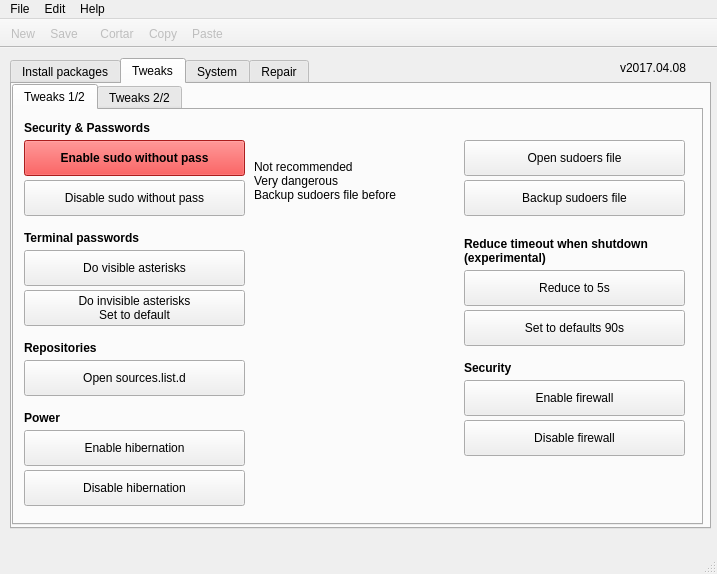
This is mainwindow.ui in adgellida/ubunsys as Qt 5 draws it before an edit. The edited form follows.
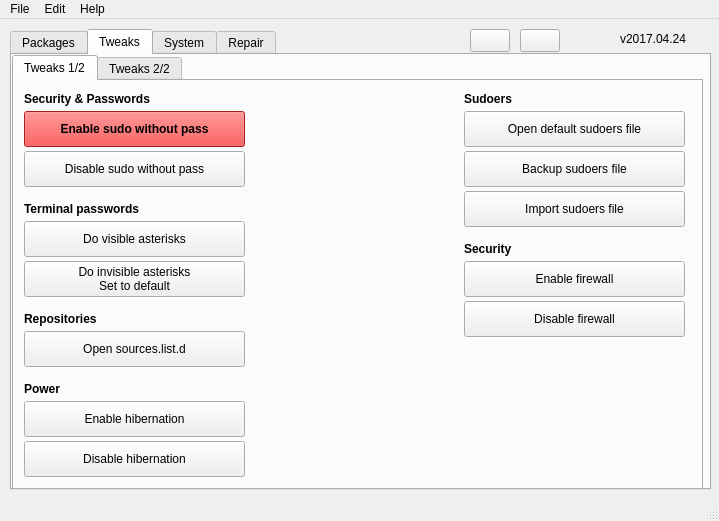
This is the edited form. The open tabs and pages were chosen to show the change. Icons and pictures are not drawn.

The edit to the form file:
```diff
--- a/mainwindow.ui
+++ b/mainwindow.ui
@@ -6,8 +6,8 @@
    <rect>
     <x>0</x>
     <y>0</y>
-    <width>717</width>
-    <height>574</height>
+    <width>719</width>
+    <height>521</height>
    </rect>
   </property>
   <property name="windowTitle">
@@ -27,7 +27,7 @@
       <x>10</x>
       <y>10</y>
       <width>701</width>
-      <height>471</height>
+      <height>461</height>
      </rect>
     </property>
     <property name="currentIndex">
@@ -35,7 +35,7 @@
     </property>
     <widget class="QWidget" name="tab_4">
      <attribute name="title">
-      <string>Install packages</string>
+      <string>Packages</string>
      </attribute>
      <widget class="QPushButton" name="unselectAllButton">
       <property name="geometry">
@@ -2496,27 +2496,6 @@
          <bool>false</bool>
         </property>
        </widget>
-       <widget class="QLabel" name="label_68">
-        <property name="geometry">
-         <rect>
-          <x>240</x>
-          <y>40</y>
-          <width>191</width>
-          <height>61</height>
-         </rect>
-        </property>
-        <property name="font">
-         <font>
-          <weight>50</weight>
-          <bold>false</bold>
-         </font>
-        </property>
-        <property name="text">
-         <string>Not recommended
-Very dangerous
-Backup sudoers file before</string>
-        </property>
-       </widget>
        <widget class="QPushButton" name="enableSudoWithoutPassButton">
         <property name="geometry">
          <rect>
@@ -3027,7 +3006,7 @@
          <string/>
         </property>
         <property name="text">
-         <string>Open sudoers file</string>
+         <string>Open default sudoers file</string>
         </property>
         <property name="iconSize">
          <size>
@@ -3070,87 +3049,11 @@
          <bool>false</bool>
         </property>
        </widget>
-       <widget class="QPushButton" name="reduceTo5sShutdownTimeoutButton">
-        <property name="geometry">
-         <rect>
-          <x>450</x>
-          <y>160</y>
-          <width>221</width>
-          <height>36</height>
-         </rect>
-        </property>
-        <property name="whatsThis">
-         <string/>
-        </property>
-        <property name="text">
-         <string>Reduce to 5s</string>
-        </property>
-        <property name="iconSize">
-         <size>
-          <width>30</width>
-          <height>30</height>
-         </size>
-        </property>
-        <property name="shortcut">
-         <string/>
-        </property>
-        <property name="checkable">
-         <bool>false</bool>
-        </property>
-       </widget>
-       <widget class="QPushButton" name="setToDefaults90sShutdownTimeoutButton">
-        <property name="geometry">
-         <rect>
-          <x>450</x>
-          <y>200</y>
-          <width>221</width>
-          <height>36</height>
-         </rect>
-        </property>
-        <property name="whatsThis">
-         <string/>
-        </property>
-        <property name="text">
-         <string>Set to defaults 90s</string>
-        </property>
-        <property name="iconSize">
-         <size>
-          <width>30</width>
-          <height>30</height>
-         </size>
-        </property>
-        <property name="shortcut">
-         <string/>
-        </property>
-        <property name="checkable">
-         <bool>false</bool>
-        </property>
-       </widget>
-       <widget class="QLabel" name="label_11">
-        <property name="geometry">
-         <rect>
-          <x>450</x>
-          <y>120</y>
-          <width>231</width>
-          <height>41</height>
-         </rect>
-        </property>
-        <property name="font">
-         <font>
-          <weight>75</weight>
-          <bold>true</bold>
-         </font>
-        </property>
-        <property name="text">
-         <string>Reduce timeout when shutdown
-(experimental)</string>
-        </property>
-       </widget>
        <widget class="QPushButton" name="enableFirewallButton">
         <property name="geometry">
          <rect>
           <x>450</x>
-          <y>270</y>
+          <y>180</y>
           <width>221</width>
           <height>36</height>
          </rect>
@@ -3178,7 +3081,7 @@
         <property name="geometry">
          <rect>
           <x>450</x>
-          <y>250</y>
+          <y>160</y>
           <width>141</width>
           <height>16</height>
          </rect>
@@ -3197,7 +3100,7 @@
         <property name="geometry">
          <rect>
           <x>450</x>
-          <y>310</y>
+          <y>220</y>
           <width>221</width>
           <height>36</height>
          </rect>
@@ -3221,6 +3124,53 @@
          <bool>false</bool>
         </property>
        </widget>
+       <widget class="QPushButton" name="importSudoersFileButton">
+        <property name="geometry">
+         <rect>
+          <x>450</x>
+          <y>110</y>
+          <width>221</width>
+          <height>36</height>
+         </rect>
+        </property>
+        <property name="whatsThis">
+         <string/>
+        </property>
+        <property name="text">
+         <string>Import sudoers file</string>
+        </property>
+        <property name="iconSize">
+         <size>
+          <width>30</width>
+          <height>30</height>
+         </size>
+        </property>
+        <property name="shortcut">
+         <string/>
+        </property>
+        <property name="checkable">
+         <bool>false</bool>
+        </property>
+       </widget>
+       <widget class="QLabel" name="label_13">
+        <property name="geometry">
+         <rect>
+          <x>450</x>
+          <y>10</y>
+          <width>61</width>
+          <height>16</height>
+         </rect>
+        </property>
+        <property name="font">
+         <font>
+          <weight>75</weight>
+          <bold>true</bold>
+         </font>
+        </property>
+        <property name="text">
+         <string>Sudoers</string>
+        </property>
+       </widget>
       </widget>
       <widget class="QWidget" name="tab_7">
        <attribute name="title">
@@ -3292,6 +3242,82 @@
          <string>Documents &amp; Files </string>
         </property>
        </widget>
+       <widget class="QLabel" name="label_11">
+        <property name="geometry">
+         <rect>
+          <x>10</x>
+          <y>70</y>
+          <width>231</width>
+          <height>41</height>
+         </rect>
+        </property>
+        <property name="font">
+         <font>
+          <weight>75</weight>
+          <bold>true</bold>
+         </font>
+        </property>
+        <property name="text">
+         <string>Reduce timeout when shutdown
+(experimental)</string>
+        </property>
+       </widget>
+       <widget class="QPushButton" name="setToDefaults90sShutdownTimeoutButton">
+        <property name="geometry">
+         <rect>
+          <x>10</x>
+          <y>150</y>
+          <width>221</width>
+          <height>36</height>
+         </rect>
+        </property>
+        <property name="whatsThis">
+         <string/>
+        </property>
+        <property name="text">
+         <string>Set to defaults 90s</string>
+        </property>
+        <property name="iconSize">
+         <size>
+          <width>30</width>
+          <height>30</height>
+         </size>
+        </property>
+        <property name="shortcut">
+         <string/>
+        </property>
+        <property name="checkable">
+         <bool>false</bool>
+        </property>
+       </widget>
+       <widget class="QPushButton" name="reduceTo5sShutdownTimeoutButton">
+        <property name="geometry">
+         <rect>
+          <x>10</x>
+          <y>110</y>
+          <width>221</width>
+          <height>36</height>
+         </rect>
+        </property>
+        <property name="whatsThis">
+         <string/>
+        </property>
+        <property name="text">
+         <string>Reduce to 5s</string>
+        </property>
+        <property name="iconSize">
+         <size>
+          <width>30</width>
+          <height>30</height>
+         </size>
+        </property>
+        <property name="shortcut">
+         <string/>
+        </property>
+        <property name="checkable">
+         <bool>false</bool>
+        </property>
+       </widget>
       </widget>
      </widget>
     </widget>
@@ -4448,7 +4474,47 @@
      </rect>
     </property>
     <property name="text">
-     <string>v2017.04.08</string>
+     <string>v2017.04.24</string>
+    </property>
+   </widget>
+   <widget class="QPushButton" name="updateAppButton">
+    <property name="geometry">
+     <rect>
+      <x>470</x>
+      <y>10</y>
+      <width>40</width>
+      <height>23</height>
+     </rect>
+    </property>
+    <property name="toolTip">
+     <string>&lt;html&gt;&lt;head/&gt;&lt;body&gt;&lt;p&gt;Update program&lt;/p&gt;&lt;/body&gt;&lt;/html&gt;</string>
+    </property>
+    <property name="text">
+     <string/>
+    </property>
+    <property name="icon">
+     <iconset resource="ubunsys.qrc">
+      <normaloff>:/images/flecha_arriba.png</normaloff>:/images/flecha_arriba.png</iconset>
+    </property>
+   </widget>
+   <widget class="QPushButton" name="updateScriptsButton">
+    <property name="geometry">
+     <rect>
+      <x>520</x>
+      <y>10</y>
+      <width>40</width>
+      <height>23</height>
+     </rect>
+    </property>
+    <property name="toolTip">
+     <string>&lt;html&gt;&lt;head/&gt;&lt;body&gt;&lt;p&gt;Update scripts&lt;/p&gt;&lt;/body&gt;&lt;/html&gt;</string>
+    </property>
+    <property name="text">
+     <string/>
+    </property>
+    <property name="icon">
+     <iconset resource="ubunsys.qrc">
+      <normaloff>:/images/upgrade.png</normaloff>:/images/upgrade.png</iconset>
     </property>
    </widget>
   </widget>
@@ -4457,7 +4523,7 @@
     <rect>
      <x>0</x>
      <y>0</y>
-     <width>717</width>
+     <width>719</width>
      <height>22</height>
     </rect>
    </property>
@@ -4492,43 +4558,7 @@
    <addaction name="menuEdici_n"/>
    <addaction name="menuAyuda"/>
   </widget>
-  <widget class="QToolBar" name="fileToolBar">
-   <property name="enabled">
-    <bool>false</bool>
-   </property>
-   <property name="movable">
-    <bool>false</bool>
-   </property>
-   <attribute name="toolBarArea">
-    <enum>TopToolBarArea</enum>
-   </attribute>
-   <attribute name="toolBarBreak">
-    <bool>false</bool>
-   </attribute>
-   <addaction name="actionNew"/>
-   <addaction name="actionSave"/>
-  </widget>
   <widget class="QStatusBar" name="statusBar"/>
-  <widget class="QToolBar" name="editToolBar">
-   <property name="enabled">
-    <bool>false</bool>
-   </property>
-   <property name="windowTitle">
-    <string>toolBar</string>
-   </property>
-   <property name="movable">
-    <bool>false</bool>
-   </property>
-   <attribute name="toolBarArea">
-    <enum>TopToolBarArea</enum>
-   </attribute>
-   <attribute name="toolBarBreak">
-    <bool>false</bool>
-   </attribute>
-   <addaction name="actionCut"/>
-   <addaction name="actionCopy"/>
-   <addaction name="actionPaste"/>
-  </widget>
   <action name="actionExit">
    <property name="text">
     <string>Exit</string>
```
Left out of the diff: 225 changed lines with no effect on the pictures.
